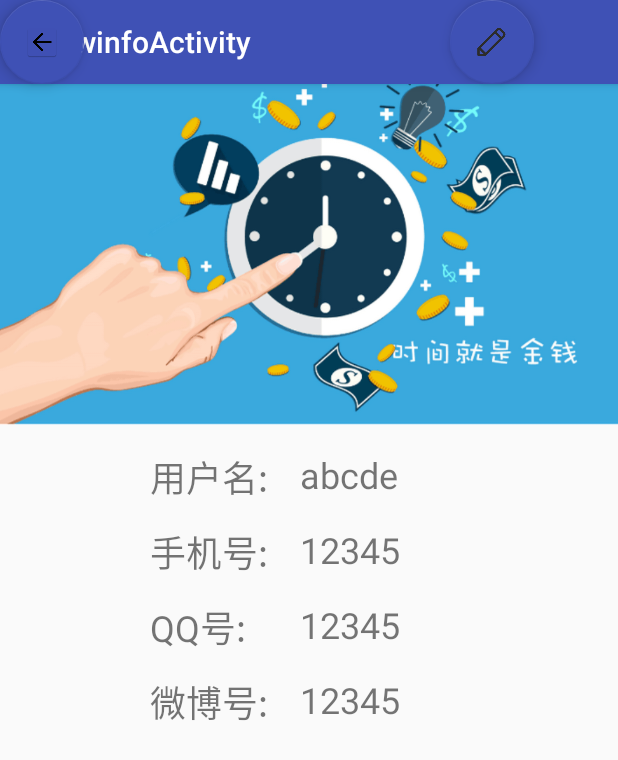
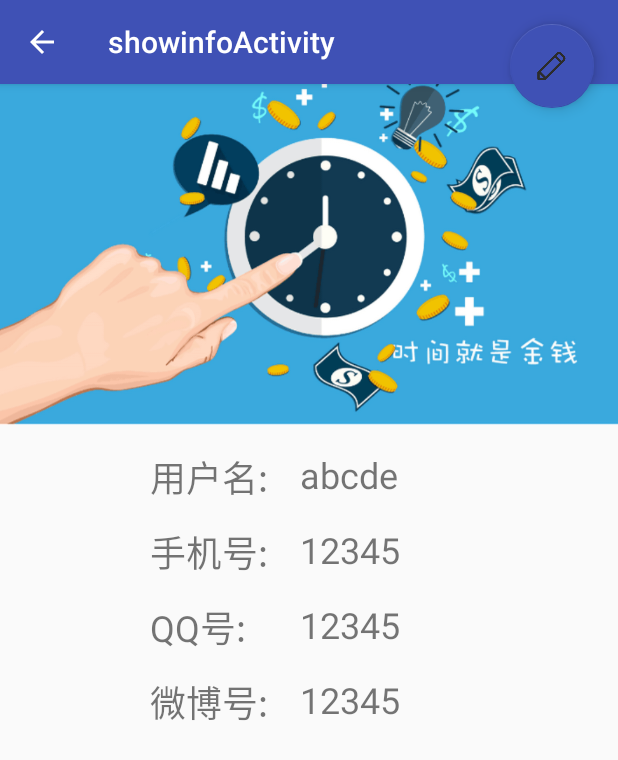
Before and after one commit to TeamALi88/ScheduleManagement, an Android app: the showinfoActivity screen opened directly, with no data from a screen before it, on a phone screen of 412 x 824 dp. Shown: the top 760 px of the screen. Run offline under Robolectric (Android 15) with nearby library versions, the phone set to English and light mode, and no system bars.

Commit message:
用户界面跳转

```diff
--- a/Haoji/app/src/main/java/com/example/wayney/showinfoActivity.java
+++ b/Haoji/app/src/main/java/com/example/wayney/showinfoActivity.java
@@ -1,10 +1,12 @@
 package com.example.wayney;
 
+import android.content.Intent;
 import android.os.Bundle;
 import android.support.design.widget.FloatingActionButton;
 import android.support.design.widget.Snackbar;
 import android.support.v7.app.AppCompatActivity;
 import android.support.v7.widget.Toolbar;
+import android.view.MenuItem;
 import android.view.View;
 
 public class showinfoActivity extends AppCompatActivity {
@@ -15,8 +17,29 @@ public class showinfoActivity extends AppCompatActivity {
         setContentView(R.layout.activity_showinfo);
         Toolbar toolbar = (Toolbar) findViewById(R.id.toolbar);
         setSupportActionBar(toolbar);
+        android.support.v7.app.ActionBar actionBar = getSupportActionBar();
+        if (actionBar != null) {
+            actionBar.setHomeButtonEnabled(true);
+            actionBar.setDisplayHomeAsUpEnabled(true);
+        }
 
+        FloatingActionButton edit_info=(FloatingActionButton) findViewById(R.id.edit_info);
+        edit_info.setOnClickListener(new View.OnClickListener() {
+            @Override
+            public void onClick(View v) {
+                Intent intent = new Intent(showinfoActivity.this,changePasswordActivity.class);
+                startActivity(intent);
+            }
+        });
 
+    }
+    public boolean onOptionsItemSelected (MenuItem item) {
+        switch (item.getItemId()) {
+            case android.R.id.home:
+                this.finish(); // back button
+                return true;
+        }
+        return super.onOptionsItemSelected(item);
     }
 
 }
--- a/Haoji/app/src/main/res/layout/activity_login1.xml
+++ b/Haoji/app/src/main/res/layout/activity_login1.xml
@@ -4,7 +4,7 @@
     xmlns:tools="http://schemas.android.com/tools"
     android:layout_width="match_parent"
     android:layout_height="match_parent"
-    tools:context="com.example.wayney.login1Activity">
+    tools:context="com.example.schedule.login1Activity">
 
     <android.support.design.widget.AppBarLayout
         android:layout_width="match_parent"
@@ -19,9 +19,6 @@
             app:popupTheme="@style/AppTheme.PopupOverlay" />
 
     </android.support.design.widget.AppBarLayout>
-
-
-
     <include layout="@layout/content_login1" />
 
     <RelativeLayout xmlns:android="http://schemas.android.com/apk/res/android"
--- a/Haoji/app/src/main/res/layout/activity_showinfo.xml
+++ b/Haoji/app/src/main/res/layout/activity_showinfo.xml
@@ -4,7 +4,7 @@
     xmlns:tools="http://schemas.android.com/tools"
     android:layout_width="match_parent"
     android:layout_height="match_parent"
-    tools:context="com.example.wayney.showinfoActivity">
+    tools:context="com.example.schedule.showinfoActivity">
 
     <android.support.design.widget.AppBarLayout
         android:layout_width="match_parent"
@@ -20,17 +20,13 @@
             />
     </android.support.design.widget.AppBarLayout>
 
+
     <android.support.design.widget.FloatingActionButton
-        android:id="@+id/floatingActionButton2"
+        android:id="@+id/edit_info"
         android:layout_width="wrap_content"
         android:layout_height="wrap_content"
-        app:backgroundTint="?attr/colorPrimary"
-        app:srcCompat="@drawable/img2" />
-
-    <android.support.design.widget.FloatingActionButton
-        android:layout_width="wrap_content"
-        android:layout_height="wrap_content"
-        android:layout_marginLeft="300dp"
+        android:layout_gravity="top|right"
+        android:layout_margin="16dp"
         app:backgroundTint="?attr/colorPrimary"
         app:srcCompat="@drawable/edit" />
 
--- a/Haoji/app/src/main/res/layout/content_change_password.xml
+++ b/Haoji/app/src/main/res/layout/content_change_password.xml
@@ -5,7 +5,7 @@
     android:layout_width="match_parent"
     android:layout_height="match_parent"
     app:layout_behavior="@string/appbar_scrolling_view_behavior"
-    tools:context="com.example.wayney.changePasswordActivity"
+    tools:context="com.example.schedule.changePasswordActivity"
     tools:showIn="@layout/activity_change_password">
 
 </android.support.constraint.ConstraintLayout>
--- a/Haoji/app/src/main/res/layout/content_forget_password.xml
+++ b/Haoji/app/src/main/res/layout/content_forget_password.xml
@@ -5,7 +5,7 @@
     android:layout_width="match_parent"
     android:layout_height="match_parent"
     app:layout_behavior="@string/appbar_scrolling_view_behavior"
-    tools:context="com.example.wayney.forgetPasswordActivity"
+    tools:context="com.example.schedule.forgetPasswordActivity"
     tools:showIn="@layout/activity_forget_password">
 
 </android.support.constraint.ConstraintLayout>
--- a/Haoji/app/src/main/res/layout/content_login1.xml
+++ b/Haoji/app/src/main/res/layout/content_login1.xml
@@ -5,7 +5,7 @@
     android:layout_width="match_parent"
     android:layout_height="match_parent"
     app:layout_behavior="@string/appbar_scrolling_view_behavior"
-    tools:context="com.example.wayney.login1Activity"
+    tools:context="com.example.schedule.login1Activity"
     tools:showIn="@layout/activity_login1">
 
 </android.support.constraint.ConstraintLayout>
--- a/Haoji/app/src/main/res/layout/content_showinfo.xml
+++ b/Haoji/app/src/main/res/layout/content_showinfo.xml
@@ -5,7 +5,7 @@
     android:layout_width="match_parent"
     android:layout_height="match_parent"
     app:layout_behavior="@string/appbar_scrolling_view_behavior"
-    tools:context="com.example.wayney.showinfoActivity"
+    tools:context="com.example.schedule.showinfoActivity"
     tools:showIn="@layout/activity_showinfo">
 
 </android.support.constraint.ConstraintLayout>
```
Also changed, not shown: Haoji/app/src/main/AndroidManifest.xml (+11 -1 lines), Haoji/app/src/main/java/com/example/wayney/changePasswordActivity.java (+25 -0 lines), Haoji/app/src/main/java/com/example/wayney/forgetPasswordActivity.java (+14 -0 lines), Haoji/app/src/main/java/com/example/wayney/login1Activity.java (+21 -2 lines), Haoji/app/src/main/res/layout/activity_change_password.xml (+2 -7 lines), Haoji/app/src/main/res/layout/activity_forget_password.xml (+1 -7 lines).
